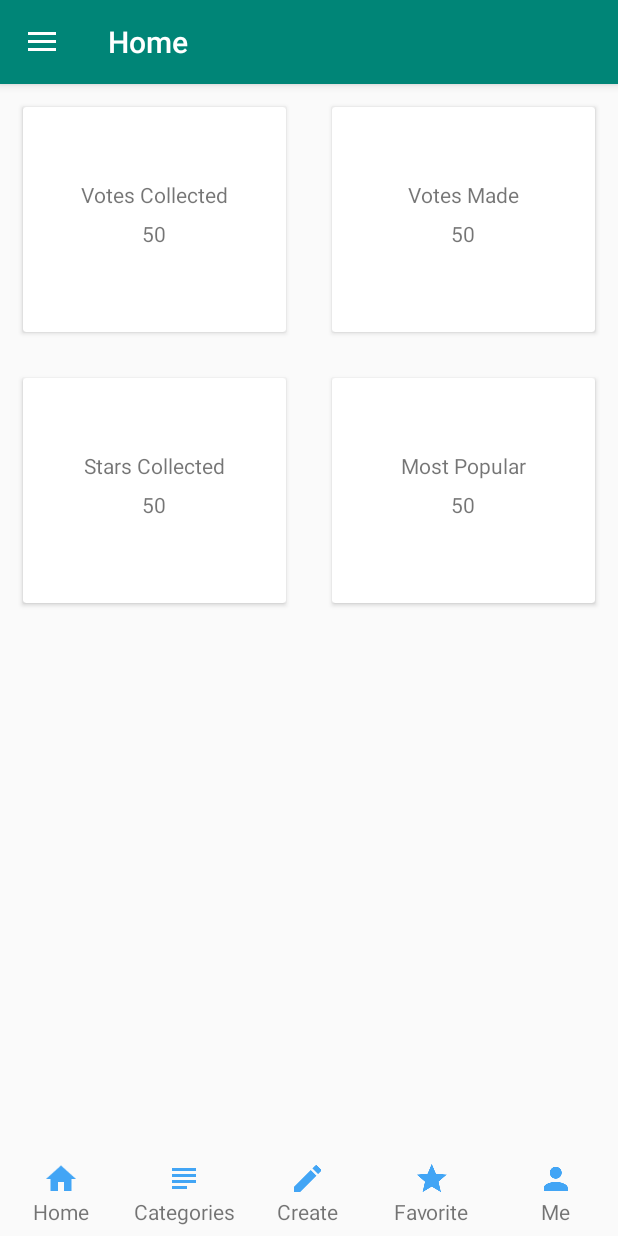
After one commit to sam321pbs/stuckappv2, an Android app: the fragment StatsFragment placed in its activity, on a phone screen of 412 x 824 dp. The commit adds this screen. Run offline under Robolectric (Android 15) with nearby library versions, the phone set to English and light mode, and no system bars; our stand-ins replace CircleImageView, EventBus, Firebase (no records; nobody signed in at launch, a user with empty details on screens opened directly), Picasso.

Commit message:
shows stats

```diff
--- a/app/src/main/java/com/sammengistu/stuckapp/activities/MainActivity.kt
+++ b/app/src/main/java/com/sammengistu/stuckapp/activities/MainActivity.kt
@@ -85,7 +85,7 @@ class MainActivity : LoggedInActivity(), NavigationView.OnNavigationItemSelected
     override fun onNavigationItemSelected(item: MenuItem): Boolean {
         when (item.itemId) {
             R.id.action_profile -> addFragment(ProfileFragment.newInstance(false))
-            R.id.action_stats -> Toast.makeText(this, "Clicked Stats", Toast.LENGTH_SHORT).show()
+            R.id.action_stats -> addFragment(StatsFragment())
             R.id.action_drafts -> Toast.makeText(this, "Clicked Drafts", Toast.LENGTH_SHORT).show()
             R.id.action_favorite -> Toast.makeText(
                 this,
--- /dev/null
+++ b/app/src/main/java/com/sammengistu/stuckapp/fragments/StatsFragment.kt
@@ -0,0 +1,46 @@
+package com.sammengistu.stuckapp.fragments
+
+import android.os.Bundle
+import android.view.View
+import com.sammengistu.stuckapp.R
+import com.sammengistu.stuckapp.UserHelper
+import com.sammengistu.stuckapp.views.StatCardView
+import kotlinx.android.synthetic.main.fragment_stats.*
+
+class StatsFragment: BaseFragment() {
+
+    lateinit var votesCollectedCard: StatCardView
+    lateinit var votesMadeCard: StatCardView
+    lateinit var starsCollectedCard: StatCardView
+    lateinit var mostPopularCard: StatCardView
+
+    override fun getLayoutId(): Int = R.layout.fragment_stats
+
+    override fun getFragmentTag(): String = TAG
+
+    override fun getFragmentTitle(): String = TITLE
+
+    override fun onViewCreated(view: View, savedInstanceState: Bundle?) {
+        super.onViewCreated(view, savedInstanceState)
+        initViews()
+        UserHelper.getCurrentUser { user ->
+            if (user != null) {
+                votesCollectedCard.setStat(user.totalReceivedVotes)
+                votesMadeCard.setStat(user.totalMadeVotes)
+                starsCollectedCard.setStat(user.totalReceivedStars)
+            }
+        }
+    }
+
+    private fun initViews() {
+        votesCollectedCard = votes_collected
+        votesMadeCard = votes_made
+        starsCollectedCard = collected_stars
+        mostPopularCard = most_popular_post
+    }
+
+    companion object {
+        const val TITLE = "Stats"
+        val TAG = StatsFragment::class.java.simpleName
+    }
+}
--- /dev/null
+++ b/app/src/main/java/com/sammengistu/stuckapp/views/StatCardView.kt
@@ -0,0 +1,58 @@
+package com.sammengistu.stuckapp.views
+
+import android.content.Context
+import android.util.AttributeSet
+import android.view.Gravity
+import android.view.ViewGroup.LayoutParams.WRAP_CONTENT
+import android.widget.LinearLayout
+import android.widget.TextView
+import androidx.cardview.widget.CardView
+import com.sammengistu.stuckapp.R
+
+class StatCardView(context: Context, attrSet: AttributeSet) : CardView(context, attrSet) {
+
+    private val titleTextView = TextView(context)
+    private val statTextView = TextView(context)
+
+    init {
+        buildView()
+        context.theme.obtainStyledAttributes(
+            attrSet,
+            R.styleable.StatCardView,
+            0, 0
+        ).apply {
+            try {
+                val title = getString(R.styleable.StatCardView_statTitle)
+                val stat = getString(R.styleable.StatCardView_statTotal)
+                titleTextView.text = title
+                statTextView.text = stat
+            } finally {
+                recycle()
+            }
+        }
+    }
+
+    fun setStat(statTotal: Int) {
+        statTextView.text = statTotal.toString()
+    }
+
+    private fun buildView() {
+        val container = LinearLayout(context)
+        val paramsContainer = LayoutParams(WRAP_CONTENT, WRAP_CONTENT)
+        paramsContainer.gravity = Gravity.CENTER
+        container.orientation = LinearLayout.VERTICAL
+        container.gravity = Gravity.CENTER
+        container.layoutParams = paramsContainer
+
+        val textParams = LinearLayout.LayoutParams(WRAP_CONTENT, WRAP_CONTENT)
+        textParams.bottomMargin = 10
+        textParams.gravity = Gravity.CENTER_HORIZONTAL
+        titleTextView.layoutParams = textParams
+        statTextView.layoutParams = textParams
+
+        container.addView(titleTextView)
+        container.addView(statTextView)
+
+        addView(container)
+    }
+}
--- /dev/null
+++ b/app/src/main/res/layout/fragment_stats.xml
@@ -0,0 +1,57 @@
+<?xml version="1.0" encoding="utf-8"?>
+<LinearLayout xmlns:android="http://schemas.android.com/apk/res/android"
+    xmlns:custom="http://schemas.android.com/apk/res-auto"
+    android:layout_width="match_parent"
+    android:layout_height="match_parent"
+    android:orientation="vertical">
+
+    <LinearLayout
+        android:layout_width="match_parent"
+        android:layout_height="wrap_content"
+        android:orientation="horizontal">
+
+        <com.sammengistu.stuckapp.views.StatCardView
+            android:id="@+id/votes_collected"
+            android:layout_width="0dp"
+            android:layout_height="150dp"
+            android:layout_margin="15dp"
+            android:layout_weight="1"
+            custom:statTitle="Votes Collected"
+            custom:statTotal="50" />
+
+        <com.sammengistu.stuckapp.views.StatCardView
+            android:id="@+id/votes_made"
+            android:layout_width="0dp"
+            android:layout_height="150dp"
+            android:layout_margin="15dp"
+            android:layout_weight="1"
+            custom:statTitle="Votes Made"
+            custom:statTotal="50" />
+
+    </LinearLayout>
+
+    <LinearLayout
+        android:layout_width="match_parent"
+        android:layout_height="wrap_content"
+        android:orientation="horizontal">
+
+        <com.sammengistu.stuckapp.views.StatCardView
+            android:id="@+id/collected_stars"
+            android:layout_width="0dp"
+            android:layout_height="150dp"
+            android:layout_margin="15dp"
+            android:layout_weight="1"
+            custom:statTitle="Stars Collected"
+            custom:statTotal="50" />
+
+        <com.sammengistu.stuckapp.views.StatCardView
+            android:id="@+id/most_popular_post"
+            android:layout_width="0dp"
+            android:layout_height="150dp"
+            android:layout_margin="15dp"
+            android:layout_weight="1"
+            custom:statTitle="Most Popular"
+            custom:statTotal="50" />
+
+    </LinearLayout>
+</LinearLayout>
--- a/app/src/main/res/values/attrs.xml
+++ b/app/src/main/res/values/attrs.xml
@@ -27,4 +27,9 @@
     <declare-styleable name="AvatarView">
         <attr name="avatarSrc" format="string" />
     </declare-styleable>
+
+    <declare-styleable name="StatCardView">
+        <attr name="statTotal" format="string" />
+        <attr name="statTitle" format="string" />
+    </declare-styleable>
 </resources>
--- a/stuckfirebase/src/main/java/com/sammengistu/stuckfirebase/data/UserModel.kt
+++ b/stuckfirebase/src/main/java/com/sammengistu/stuckfirebase/data/UserModel.kt
@@ -14,6 +14,5 @@ data class UserModel(
     var totalReceivedVotes: Int,
     var totalReceivedStars: Int
 ) : FirebaseItem() {
-
     constructor() : this(  "", "", "", "", "", "", "", "", "", 0,0,0)
 }
```
